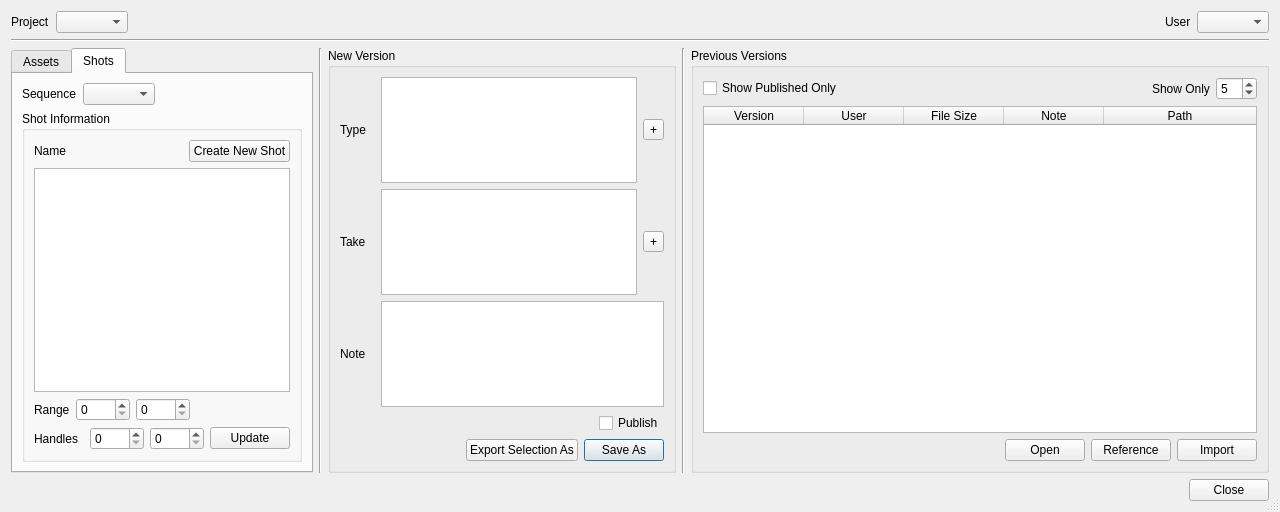
code-google-com/oyprojectmanager, file oyProjectManager/ui/version_creator.ui: the form before one commit.
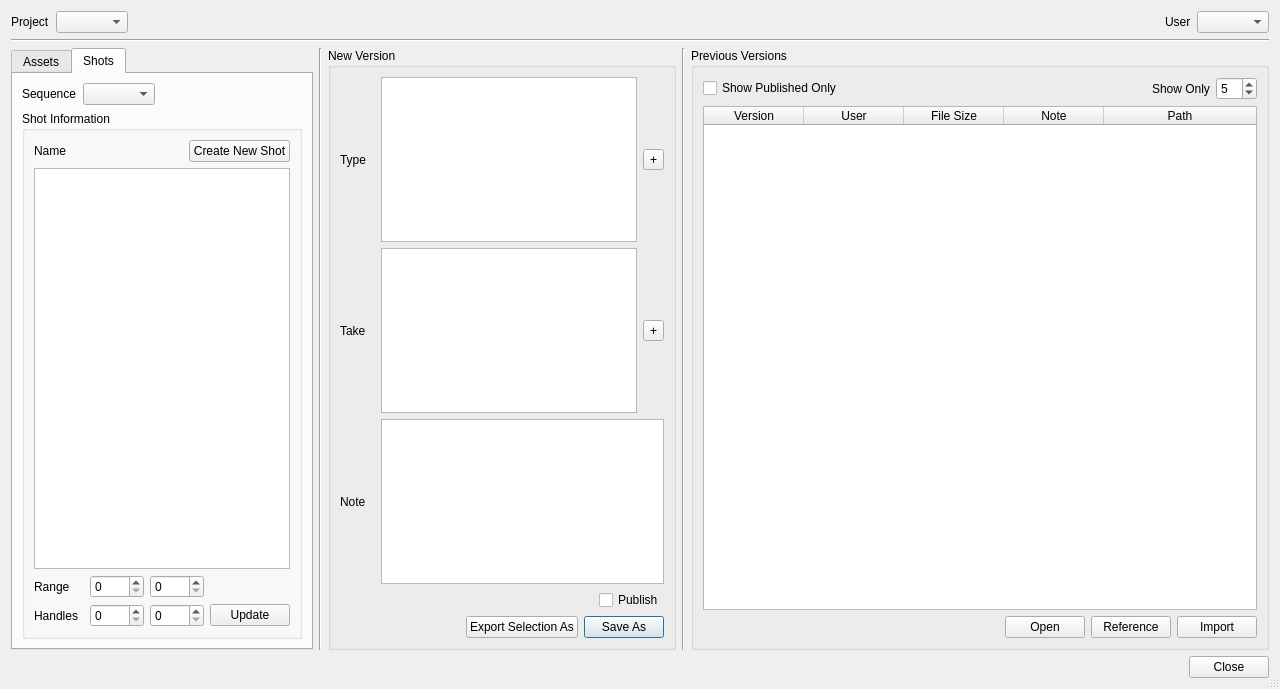
The form after the commit. The open tabs and pages were chosen to show the change.

Diff of the .ui file:
```diff
--- a/oyProjectManager/ui/version_creator.ui
+++ b/oyProjectManager/ui/version_creator.ui
@@ -10,7 +10,7 @@
     <x>0</x>
     <y>0</y>
     <width>1280</width>
-    <height>512</height>
+    <height>689</height>
    </rect>
   </property>
   <property name="sizePolicy">
@@ -269,67 +269,50 @@
                     <widget class="QListWidget" name="shots_listWidget"/>
                    </item>
                    <item>
-                    <layout class="QHBoxLayout" name="horizontalLayout_16">
-                     <item>
+                    <layout class="QGridLayout" name="gridLayout">
+                     <item row="0" column="0">
                       <widget class="QLabel" name="frame_range_label">
                        <property name="text">
                         <string>Range</string>
                        </property>
                       </widget>
                      </item>
-                     <item>
+                     <item row="0" column="1">
                       <widget class="QSpinBox" name="start_frame_spinBox">
                        <property name="maximum">
                         <number>9999</number>
                        </property>
                       </widget>
                      </item>
-                     <item>
+                     <item row="0" column="2">
                       <widget class="QSpinBox" name="end_frame_spinBox">
                        <property name="maximum">
                         <number>9999</number>
                        </property>
                       </widget>
                      </item>
-                     <item>
-                      <spacer name="horizontalSpacer_10">
-                       <property name="orientation">
-                        <enum>Qt::Horizontal</enum>
-                       </property>
-                       <property name="sizeHint" stdset="0">
-                        <size>
-                         <width>40</width>
-                         <height>20</height>
-                        </size>
-                       </property>
-                      </spacer>
-                     </item>
-                    </layout>
-                   </item>
-                   <item>
-                    <layout class="QHBoxLayout" name="horizontalLayout_18">
-                     <item>
+                     <item row="1" column="0">
                       <widget class="QLabel" name="handles_label">
                        <property name="text">
                         <string>Handles</string>
                        </property>
                       </widget>
                      </item>
-                     <item>
+                     <item row="1" column="1">
                       <widget class="QSpinBox" name="handle_at_start_spinBox">
                        <property name="maximum">
                         <number>9999</number>
                        </property>
                       </widget>
                      </item>
-                     <item>
+                     <item row="1" column="2">
                       <widget class="QSpinBox" name="handle_at_end_spinBox">
                        <property name="maximum">
                         <number>9999</number>
                        </property>
                       </widget>
                      </item>
-                     <item>
+                     <item row="1" column="3">
                       <widget class="QPushButton" name="shot_info_update_pushButton">
                        <property name="text">
                         <string>Update</string>
```
